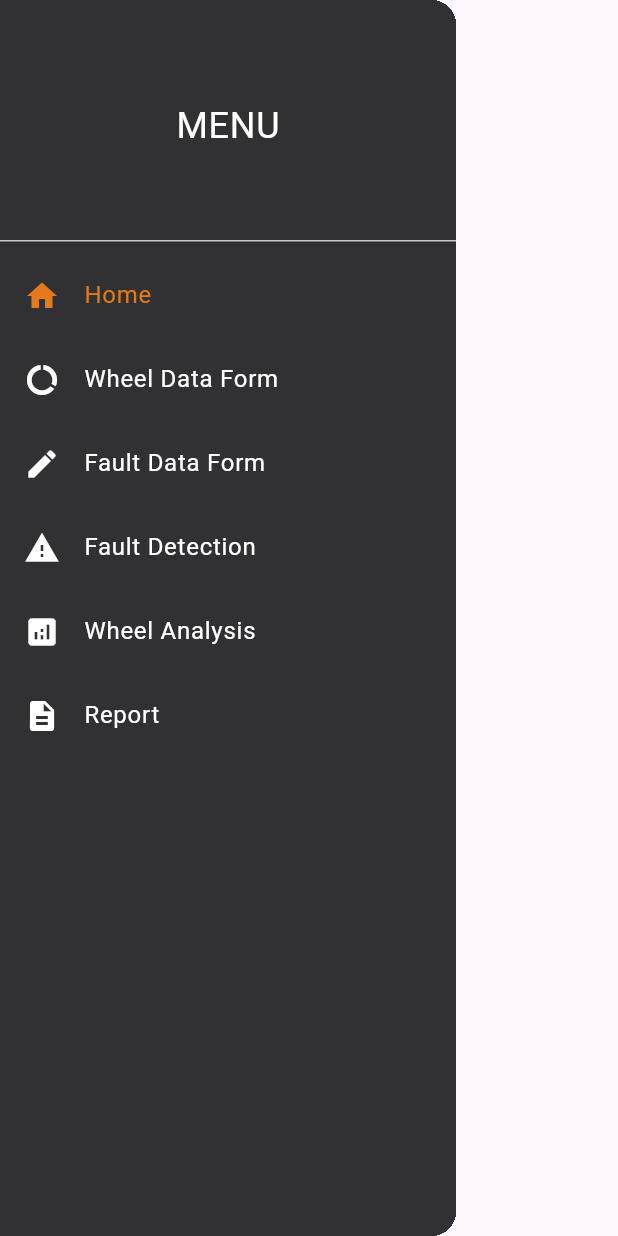
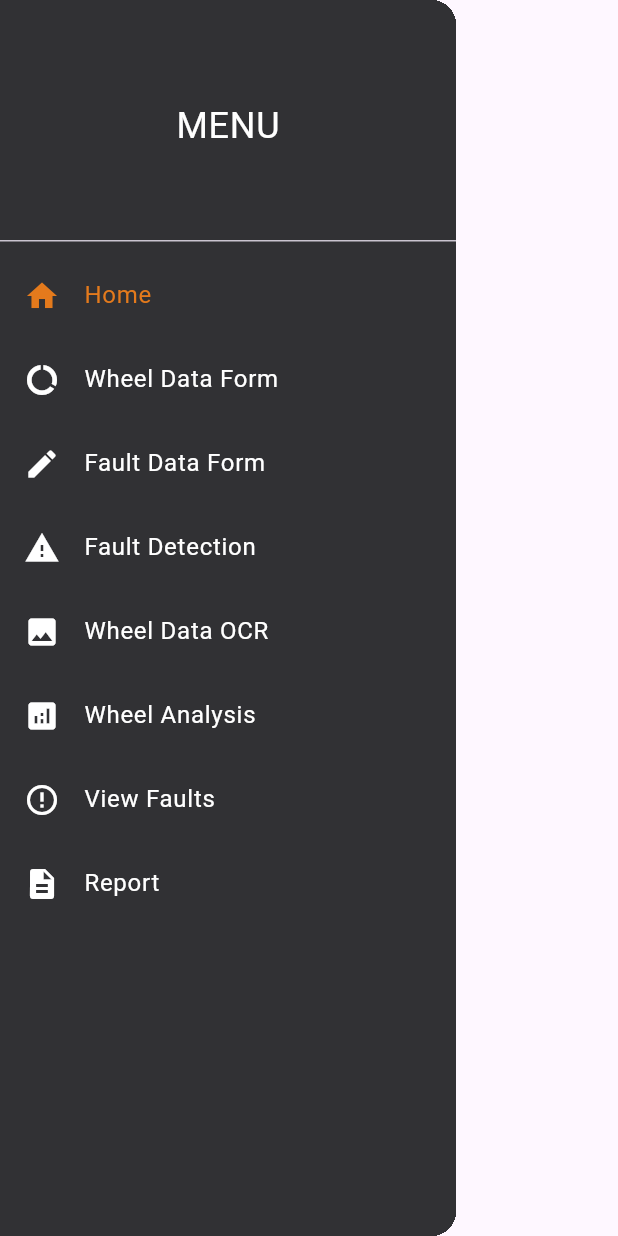
Before and after one commit to fatima2816/FYP-111-OrangeLine, a Flutter app: the MyDrawer widget shown alone on an empty page, opened directly with empty values, on a phone screen of 412 x 824 dp. Run offline on Flutter 3.47's test engine with Material 3 defaults, Android fonts, the phone set to English and light mode, and no system bars; our stand-ins replace image_picker, printing, supabase, syncfusion_flutter_charts; missing offline and left inert: horizontal_data_table, syncfusion_flutter_pdfviewer; accounts and stored records are empty; network calls fail.

Commit message:
Update EngineerDashboard.dart

```diff
--- a/third_app/lib/Screen/mainPage/EngineerDashboard.dart
+++ b/third_app/lib/Screen/mainPage/EngineerDashboard.dart
@@ -4,6 +4,7 @@ import 'package:third_app/Screen/Wheel_Analysis/Page1.dart';
 import 'package:third_app/Screen/fault_detection/Page3.dart';
 import 'package:third_app/Screen/Fault_Data/first.dart';
 import 'package:third_app/Screen/Wheel Data OCR/ocr.dart';
+import 'package:third_app/Screen/Wheel Data OCR/wheel_analysis.dart';
 import 'package:third_app/Screen/Report/report.dart';
 import 'package:third_app/Screen/crud_app/edit_faults.dart';
 import 'package:third_app/Screen/mainPage/Home.dart';
@@ -86,9 +87,13 @@ class _EngineerDashboardState extends State<EngineerDashboard> {
         return Page3();
       case 4:
         return ocr();
+      case 5:
+        return WheelAnalysis();
       // case 5:
       //   return FaultsEditor();
-      case 5:
+      case 6:
+        return HorizontalTable();
+      case 7:
         return ReportScreen();
 
       default:
@@ -499,9 +504,10 @@ class MyDrawer extends StatelessWidget {
                   _buildMenuItem(1, 'Wheel Data Form', Icons.data_usage),
                   _buildMenuItem(2, 'Fault Data Form', Icons.edit),
                   _buildMenuItem(3, 'Fault Detection', Icons.warning),
-                  _buildMenuItem(4, 'Wheel Analysis', Icons.analytics),
-                  // _buildMenuItem(5, 'View Faults', Icons.error_outline),
-                  _buildMenuItem(5, 'Report', Icons.description),
+                  _buildMenuItem(4, 'Wheel Data OCR', Icons.image),
+                  _buildMenuItem(5, 'Wheel Analysis', Icons.analytics),
+                  _buildMenuItem(6, 'View Faults', Icons.error_outline),
+                  _buildMenuItem(7, 'Report', Icons.description),
                   // _buildMenuItem(5, 'Spare Parts', Icons.settings),
                 ],
               ),
```
